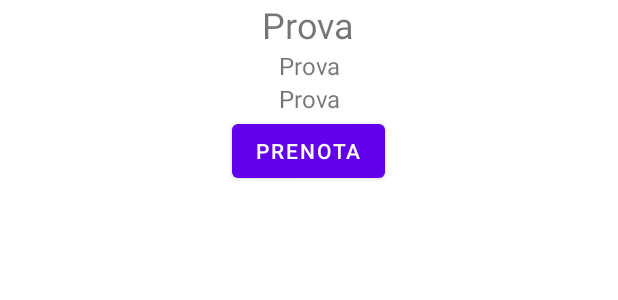
After one commit to asarzisartori/Fabulous-Library, an Android app: the layout fragment_product_window_logged_frag.xml on its own in the app's theme, with its tools: preview values and no code run, on a phone screen of 412 x 824 dp. The commit adds this screen. Shown: the top 300 px of the screen. Run offline under Robolectric (Android 15) with nearby library versions, the phone set to English and light mode, and no system bars.

Commit message:
Versione 1.0.15 (Aggiunti fragments per i prodotti di utente loggato o no)

```diff
--- a/app/src/main/java/com/example/librapp/Booked_frag.kt
+++ b/app/src/main/java/com/example/librapp/Booked_frag.kt
@@ -8,9 +8,7 @@ import android.view.ViewGroup
 
 class Booked_frag : Fragment() {
 
-    override fun onCreateView(inflater: LayoutInflater, container: ViewGroup?,
-                              savedInstanceState: Bundle?): View? {
-        // Inflate the layout for this fragment
+    override fun onCreateView(inflater: LayoutInflater, container: ViewGroup?, savedInstanceState: Bundle?): View? {
         return inflater.inflate(R.layout.fragment_booked_frag, container, false)
     }
 }
--- a/app/src/main/java/com/example/librapp/Item.kt
+++ b/app/src/main/java/com/example/librapp/Item.kt
@@ -1,11 +1,10 @@
 package com.example.librapp
 
-data class Item(val titolo: String, val autore: String, val genere: String, val tipologia: String, val descrizione: String){
-    constructor():this("","","","","")
+data class Item(val titolo: String, val autore: String, val genere: String, val tipologia: String, val descrizione: String) {
+    constructor() : this("","","","","")
 
     override fun toString(): String {
         return "Item(titolo='$titolo', autore='$autore', genere='$genere', tipologia='$tipologia', descrizione='$descrizione')"
     }
 
-
 }
--- a/app/src/main/java/com/example/librapp/MainActivity.kt
+++ b/app/src/main/java/com/example/librapp/MainActivity.kt
@@ -76,6 +76,7 @@ class MainActivity : AppCompatActivity() {
         val intent = Intent(this@MainActivity, FreeAccessActivity::class.java)
         startActivity(intent)
     }
+
     fun openSignIn (v: View) {
         val intent = Intent(this@MainActivity, SignInActivity::class.java)
         startActivity(intent)
--- a/app/src/main/java/com/example/librapp/PersonalProfile_frag.kt
+++ b/app/src/main/java/com/example/librapp/PersonalProfile_frag.kt
@@ -9,11 +9,7 @@ import android.view.ViewGroup
 
 class PersonalProfile_frag : Fragment() {
 
-    override fun onCreateView(
-        inflater: LayoutInflater, container: ViewGroup?,
-        savedInstanceState: Bundle?
-    ): View? {
-        // Inflate the layout for this fragment
+    override fun onCreateView(inflater: LayoutInflater, container: ViewGroup?, savedInstanceState: Bundle?): View? {
         return inflater.inflate(R.layout.fragment_personal_profile_frag, container, false)
     }
 }
--- a/app/src/main/java/com/example/librapp/Remove_frag.kt
+++ b/app/src/main/java/com/example/librapp/Remove_frag.kt
@@ -8,8 +8,7 @@ import android.view.ViewGroup
 
 class Remove_frag : Fragment() {
 
-    override fun onCreateView(inflater: LayoutInflater, container: ViewGroup?,
-                              savedInstanceState: Bundle?): View? {
+    override fun onCreateView(inflater: LayoutInflater, container: ViewGroup?, savedInstanceState: Bundle?): View? {
         return inflater.inflate(R.layout.fragment_remove_frag, container, false)
     }
 }
--- a/app/src/main/java/com/example/librapp/User.kt
+++ b/app/src/main/java/com/example/librapp/User.kt
@@ -1,8 +1,6 @@
 package com.example.librapp
 
 class User(var nome: String, var email: String, var password: String) {
-
     constructor(): this("", "","")
 
-
-    }
+}
--- a/app/src/main/res/layout/activity_free_access.xml
+++ b/app/src/main/res/layout/activity_free_access.xml
@@ -7,7 +7,7 @@
     tools:context=".FreeAccessActivity">
 
     <androidx.fragment.app.FragmentContainerView
-        android:id="@+id/fragment_container_buttonview"
+        android:id="@+id/fragment_container_freeaccess"
         android:name="com.example.librapp.Image_button_frag"
         android:layout_width="match_parent"
         android:layout_height="match_parent" />
--- /dev/null
+++ b/app/src/main/res/layout/fragment_product_window_logged_frag.xml
@@ -0,0 +1,42 @@
+<?xml version="1.0" encoding="utf-8"?>
+<LinearLayout xmlns:android="http://schemas.android.com/apk/res/android"
+    xmlns:tools="http://schemas.android.com/tools"
+    android:layout_width="match_parent"
+    android:layout_height="match_parent"
+    android:orientation="vertical"
+    tools:context=".ProductWindowLogged_frag" >
+
+    <TextView
+        android:id="@+id/textViewTitolo"
+        android:layout_width="wrap_content"
+        android:layout_height="wrap_content"
+        android:layout_gravity="center"
+        android:text="Prova"
+        android:textAlignment="center"
+        android:textSize="24sp" />
+
+    <TextView
+        android:id="@+id/textViewAutore"
+        android:layout_width="wrap_content"
+        android:layout_height="wrap_content"
+        android:layout_gravity="center"
+        android:text="Prova"
+        android:textAlignment="center"
+        android:textSize="16sp" />
+
+    <TextView
+        android:id="@+id/textViewDescrizione"
+        android:layout_width="wrap_content"
+        android:layout_height="wrap_content"
+        android:layout_gravity="center"
+        android:text="Prova"
+        android:textAlignment="center"
+        android:textSize="16sp" />
+
+    <Button
+        android:id="@+id/button_Prenota"
+        android:layout_width="wrap_content"
+        android:layout_height="wrap_content"
+        android:layout_gravity="center"
+        android:text="Prenota" />
+</LinearLayout>
```
Also changed, not shown: app/src/main/java/com/example/librapp/Image_button_frag.kt (+4 -4 lines), app/src/main/java/com/example/librapp/List_audiobook_frag.kt (+12 -0 lines), app/src/main/java/com/example/librapp/List_book_frag.kt (+18 -4 lines), app/src/main/java/com/example/librapp/List_ciack_frag.kt (+12 -0 lines), app/src/main/java/com/example/librapp/List_sciencebook_frag.kt (+12 -0 lines), app/src/main/java/com/example/librapp/ProductWindowLogged_frag.kt (added, +33 -0 lines), app/src/main/java/com/example/librapp/ProductWindowNoLogged_frag.kt (added, +25 -0 lines), app/src/main/res/layout/fragment_product_window_no_logged_frag.xml (added, +35 -0 lines).
